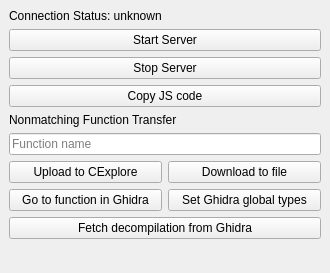
First picture: the form in resources/plugin_cexplore_bridge_dock.ui, repository octorock/the-little-hat, before the edit.
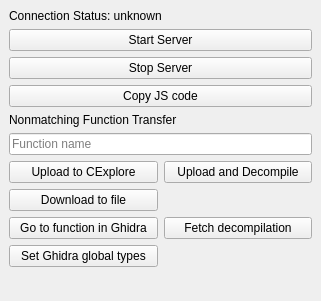
Second picture: the form after the edit.

Commit message: Add button to upload and decompile

Patch:
```diff
--- a/resources/plugin_cexplore_bridge_dock.ui
+++ b/resources/plugin_cexplore_bridge_dock.ui
@@ -6,8 +6,8 @@
    <rect>
     <x>0</x>
     <y>0</y>
-    <width>330</width>
-    <height>273</height>
+    <width>321</width>
+    <height>301</height>
    </rect>
   </property>
   <property name="windowTitle">
@@ -15,6 +15,20 @@
   </property>
   <widget class="QWidget" name="dockWidgetContents">
    <layout class="QGridLayout" name="gridLayout_2">
+    <item row="6" column="1">
+     <widget class="QPushButton" name="pushButtonUploadAndDecompile">
+      <property name="text">
+       <string>Upload and Decompile</string>
+      </property>
+     </widget>
+    </item>
+    <item row="0" column="0" colspan="2">
+     <widget class="QLabel" name="labelConnectionStatus">
+      <property name="text">
+       <string>Connection Status: unknown</string>
+      </property>
+     </widget>
+    </item>
     <item row="5" column="0" colspan="2">
      <widget class="QLineEdit" name="lineEditFunctionName">
       <property name="placeholderText">
@@ -22,6 +36,13 @@
       </property>
      </widget>
     </item>
+    <item row="2" column="0" colspan="2">
+     <widget class="QPushButton" name="pushButtonStopServer">
+      <property name="text">
+       <string>Stop Server</string>
+      </property>
+     </widget>
+    </item>
     <item row="3" column="0" colspan="2">
      <widget class="QPushButton" name="pushButtonCopyJs">
       <property name="text">
@@ -29,14 +50,28 @@
       </property>
      </widget>
     </item>
-    <item row="6" column="1">
-     <widget class="QPushButton" name="pushButtonDownload">
+    <item row="1" column="0" colspan="2">
+     <widget class="QPushButton" name="pushButtonStartServer">
       <property name="text">
-       <string>Download to file</string>
+       <string>Start Server</string>
       </property>
      </widget>
     </item>
-    <item row="13" column="0">
+    <item row="11" column="0">
+     <widget class="QPushButton" name="pushButtonGlobalTypes">
+      <property name="text">
+       <string>Set Ghidra global types</string>
+      </property>
+     </widget>
+    </item>
+    <item row="10" column="0">
+     <widget class="QPushButton" name="pushButtonGoTo">
+      <property name="text">
+       <string>Go to function in Ghidra</string>
+      </property>
+     </widget>
+    </item>
+    <item row="16" column="0">
      <spacer name="verticalSpacer">
       <property name="orientation">
        <enum>Qt::Vertical</enum>
@@ -49,13 +84,6 @@
       </property>
      </spacer>
     </item>
-    <item row="7" column="0">
-     <widget class="QPushButton" name="pushButtonGoTo">
-      <property name="text">
-       <string>Go to function in Ghidra</string>
-      </property>
-     </widget>
-    </item>
     <item row="4" column="0" colspan="2">
      <widget class="QLabel" name="label">
       <property name="text">
@@ -70,38 +98,17 @@
       </property>
      </widget>
     </item>
-    <item row="1" column="0" colspan="2">
-     <widget class="QPushButton" name="pushButtonStartServer">
+    <item row="7" column="0">
+     <widget class="QPushButton" name="pushButtonDownload">
       <property name="text">
-       <string>Start Server</string>
+       <string>Download to file</string>
       </property>
      </widget>
     </item>
-    <item row="2" column="0" colspan="2">
-     <widget class="QPushButton" name="pushButtonStopServer">
-      <property name="text">
-       <string>Stop Server</string>
-      </property>
-     </widget>
-    </item>
-    <item row="0" column="0" colspan="2">
-     <widget class="QLabel" name="labelConnectionStatus">
-      <property name="text">
-       <string>Connection Status: unknown</string>
-      </property>
-     </widget>
-    </item>
-    <item row="8" column="0" colspan="2">
+    <item row="10" column="1">
      <widget class="QPushButton" name="pushButtonDecompile">
       <property name="text">
-       <string>Fetch decompilation from Ghidra</string>
-      </property>
-     </widget>
-    </item>
-    <item row="7" column="1">
-     <widget class="QPushButton" name="pushButtonGlobalTypes">
-      <property name="text">
-       <string>Set Ghidra global types</string>
+       <string>Fetch decompilation</string>
       </property>
      </widget>
     </item>
```
The commit also changes 3 other files.
